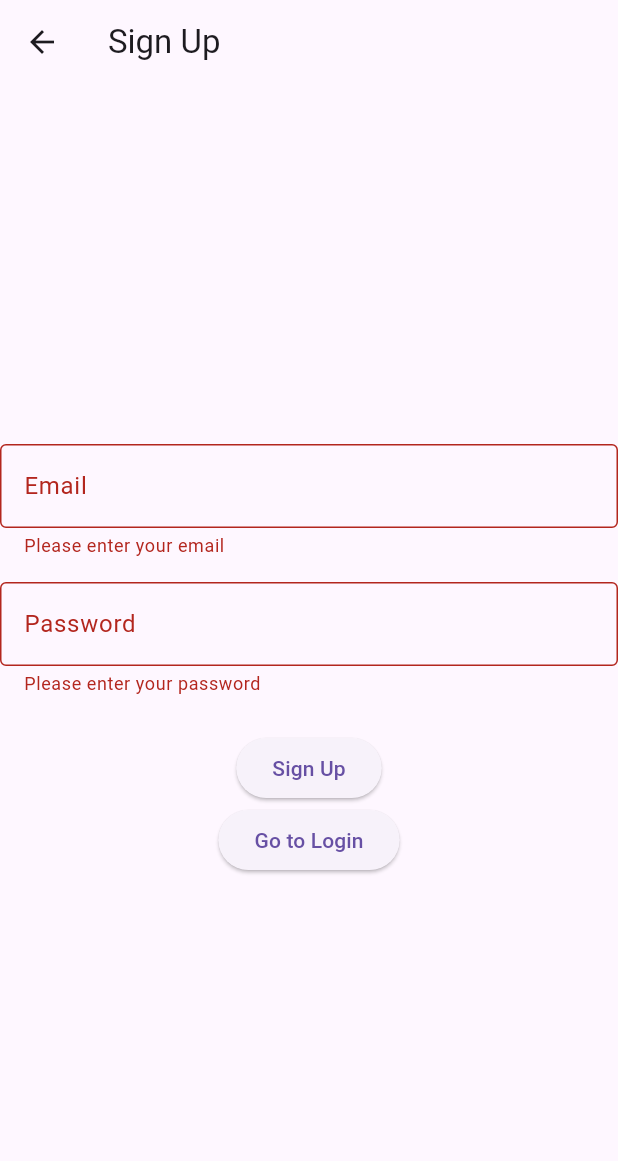
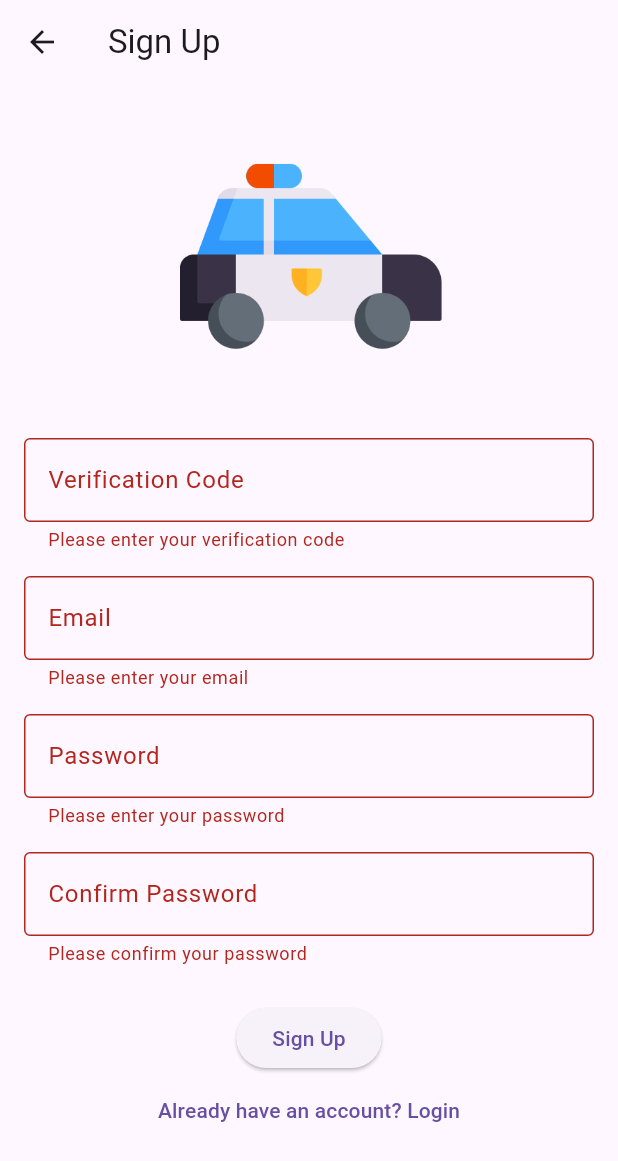
Before and after one commit to SaahRosine/Automated-nutrition-and-fitness-assistant-, a Flutter app: the SignUp screen opened directly, after a tap on "Sign Up", on a phone screen of 412 x 824 dp. Shown: the top 1161 px of the screen. Run offline on Flutter 3.47's test engine with Material 3 defaults, Android fonts, the phone set to English and light mode, and no system bars; our stand-ins replace flutter_secure_storage; accounts and stored records are empty.

Commit message:
sign up screen

```diff
--- a/mobile/lib/sign_up.dart
+++ b/mobile/lib/sign_up.dart
@@ -9,6 +9,7 @@ class SignUp extends StatefulWidget {
 }
 
 class _SignUpState extends State<SignUp> {
+  final _codeController = TextEditingController();
   final _formKey = GlobalKey<FormState>();
   final _emailController = TextEditingController();
   final _passwordController = TextEditingController();
@@ -35,67 +36,96 @@ class _SignUpState extends State<SignUp> {
       appBar: AppBar(
         title: const Text('Sign Up'),
       ),
-      body: Center(
+      body: SingleChildScrollView(
+        child: Container(
+          padding: const EdgeInsets.all(16.0),
           child: Form(
             key: _formKey,
             child: Column(
               mainAxisAlignment: MainAxisAlignment.center,
               children: [
-              // Email field - FIXED: Removed const from InputDecoration
+                Image.asset('assets/image.png', height: 200),
+
+                const SizedBox(height: 20),
+                TextFormField(
+                  controller: _codeController,
+                  decoration: const InputDecoration(
+                    labelText: 'Verification Code',
+                    border: OutlineInputBorder(),
+                  ),
+                  validator: (value) {
+                    if (value == null || value.isEmpty) {
+                      return 'Please enter your verification code';
+                    }
+                    return null;
+                  },
+                ),
+                const SizedBox(height: 16),
                 TextFormField(
                   controller: _emailController,
                   keyboardType: TextInputType.emailAddress,
-                decoration: InputDecoration(
+                  decoration: const InputDecoration(
                     labelText: 'Email',
-                  border: const OutlineInputBorder(),
+                    border: OutlineInputBorder(),
                   ),
                   validator: (value) {
                     if (value == null || value.isEmpty) {
                       return 'Please enter your email';
                     }
-                  if (!value.contains('@')) {
-                    return 'Please enter a valid email';
+                    return null;
+                  },
+                ),
+                const SizedBox(height: 16),
+                TextFormField(
+                  controller: _passwordController,
+                  obscureText: true,
+                  decoration: const InputDecoration(
+                    labelText: 'Password',
+                    border: OutlineInputBorder(),
+                  ),
+                  validator: (value) {
+                    if (value == null || value.isEmpty) {
+                      return 'Please enter your password';
                     }
                     return null;
                   },
                 ),
                 const SizedBox(height: 16),
-              // Password field - FIXED: Removed const from InputDecoration
                 TextFormField(
-                controller: _passwordController,
                   obscureText: true,
-                decoration: InputDecoration(
-                  labelText: 'Password',
-                  border: const OutlineInputBorder(),
+                  decoration: const InputDecoration(
+                    labelText: 'Confirm Password',
+                    border: OutlineInputBorder(),
                   ),
                   validator: (value) {
                     if (value == null || value.isEmpty) {
-                    return 'Please enter your password';
+                      return 'Please confirm your password';
                     }
-                  if (value.length < 6) {
-                    return 'Password must be at least 6 characters';
+                    if (value != _passwordController.text) {
+                      return 'Passwords do not match';
                     }
                     return null;
                   },
                 ),
                 const SizedBox(height: 24),
-              // Submit button
                 ElevatedButton(
                   onPressed: _submitForm,
                   child: const Text('Sign Up'),
                 ),
-              ElevatedButton(
+                TextButton(
                   onPressed: () {
                     Navigator.push(
                       context,
                       MaterialPageRoute(builder: (context) => const Login()),
                     );
                   },
-                child: const Text('Go to Login'))
+                  child: const Text('Already have an account? Login'),
+                ),
               ],
             ),
           ),
         ),
+      )
     );
   }
 }
```
Lines whose indentation alone changed are shown as unchanged.
